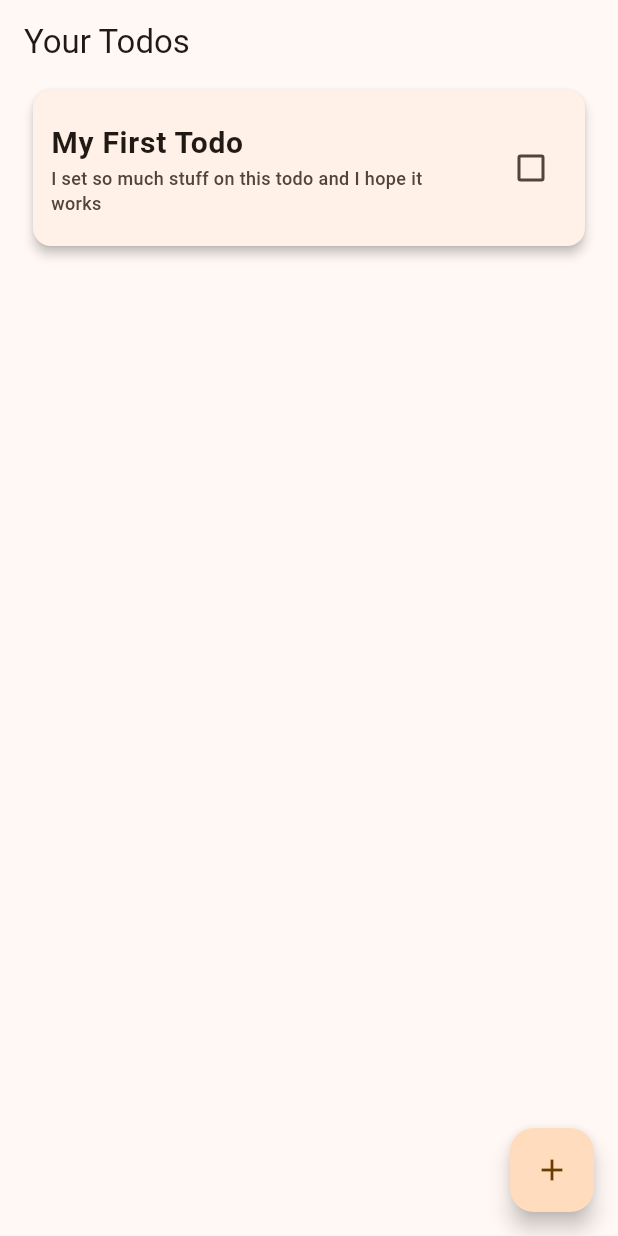
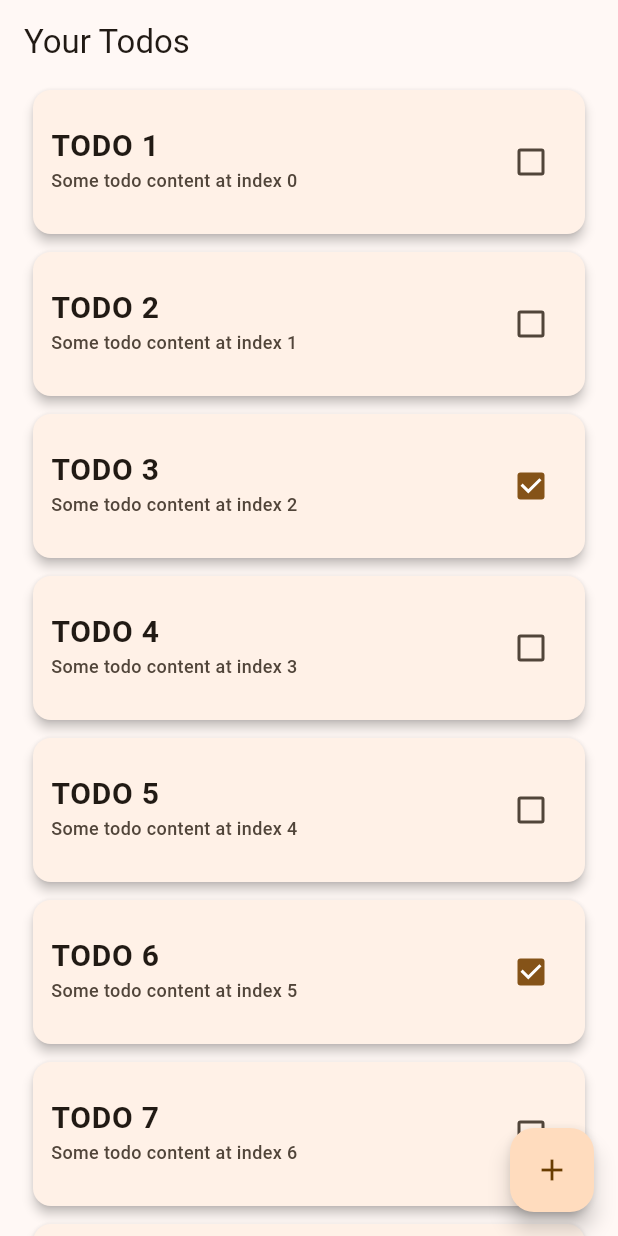
Before and after one commit to Mastersam07/TodoClient, a Flutter app: the TodoHome screen opened by its route, after a tap on the "add" icon, on a phone screen of 412 x 824 dp. Run offline on Flutter 3.47's test engine with Material 2 defaults, Android fonts, the phone set to English and light mode, and no system bars.

Commit message:
:recycle: chore: refactor

```diff
--- /dev/null
+++ b/lib/features/todo/data/models/todo.dart
@@ -0,0 +1,25 @@
+class Todo {
+  int? id;
+  DateTime? createdAt;
+  String? title;
+  String? content;
+  num? status;
+  String? createdBy;
+
+  Todo(
+      {this.id,
+      this.createdAt,
+      this.title,
+      this.content,
+      this.status,
+      this.createdBy});
+
+  Todo.fromJson(Map<String, dynamic> json) {
+    id = json['id'];
+    createdAt = DateTime.parse(json['createdAt']);
+    title = json['title'];
+    content = json['content'];
+    status = num.tryParse(json['status']);
+    createdBy = json['created_by'];
+  }
+}
--- a/lib/features/todo/presentation/view/todo_home.dart
+++ b/lib/features/todo/presentation/view/todo_home.dart
@@ -1,4 +1,6 @@
 import 'package:flutter/material.dart';
+import 'package:provider/provider.dart';
+import 'package:todo/features/todo/presentation/vms/todo_vm.dart';
 import 'package:todo/features/todo/presentation/widgets/todo_card.dart';
 import 'package:todo/shared/constants.dart';
 
@@ -9,6 +11,7 @@ class TodoHome extends StatelessWidget {
 
   @override
   Widget build(BuildContext context) {
+    final vm = context.watch<TodoViewModel>();
     return Scaffold(
       appBar: AppBar(
         automaticallyImplyLeading: false,
@@ -18,18 +21,20 @@ class TodoHome extends StatelessWidget {
         onPressed: () {},
         child: const Icon(Icons.add),
       ),
-      body: Padding(
+      body: ListView.separated(
         padding:
             const EdgeInsets.symmetric(horizontal: Constants.horizontalPadding),
-        child: Column(
-          children: [
-            TodoCard(
-              title: 'My First Todo',
-              description:
-                  'I set so much stuff on this todo and I hope it works',
-            ),
-          ],
-        ),
+        itemBuilder: (_, index) {
+          final todo = vm.todos.elementAt(index);
+          return TodoCard(
+            title: todo.title ?? '',
+            description: todo.content ?? '',
+            isCompleted: todo.status?.status == Status.completed,
+            onTap: () => vm.toggleTodo(todo),
+          );
+        },
+        separatorBuilder: (_, __) => const SizedBox(height: 4),
+        itemCount: vm.todos.length,
       ),
     );
   }
```
Also changed, not shown: lib/features/authentication/presentation/views/auth.dart (+5 -18 lines), lib/features/authentication/presentation/widgets/sign_in_page.dart (+7 -8 lines), lib/features/authentication/presentation/widgets/sign_up_page.dart (+7 -8 lines), lib/main.dart (+11 -1 lines).
